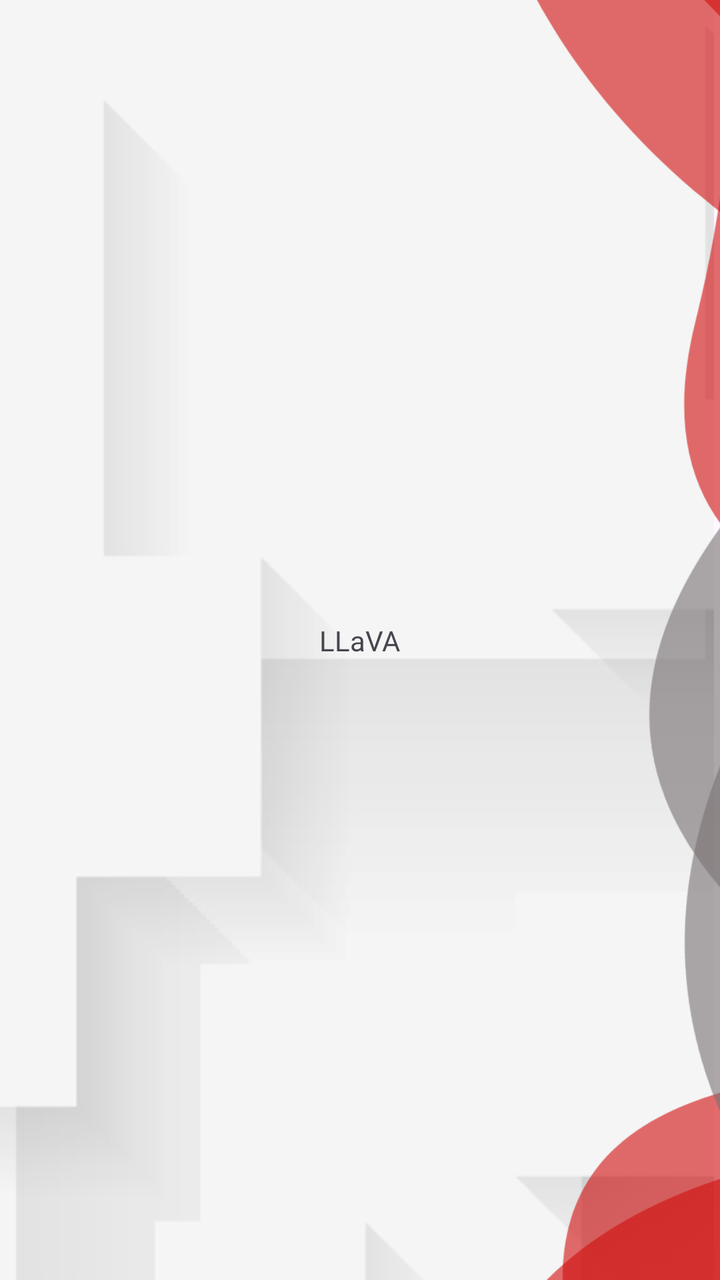
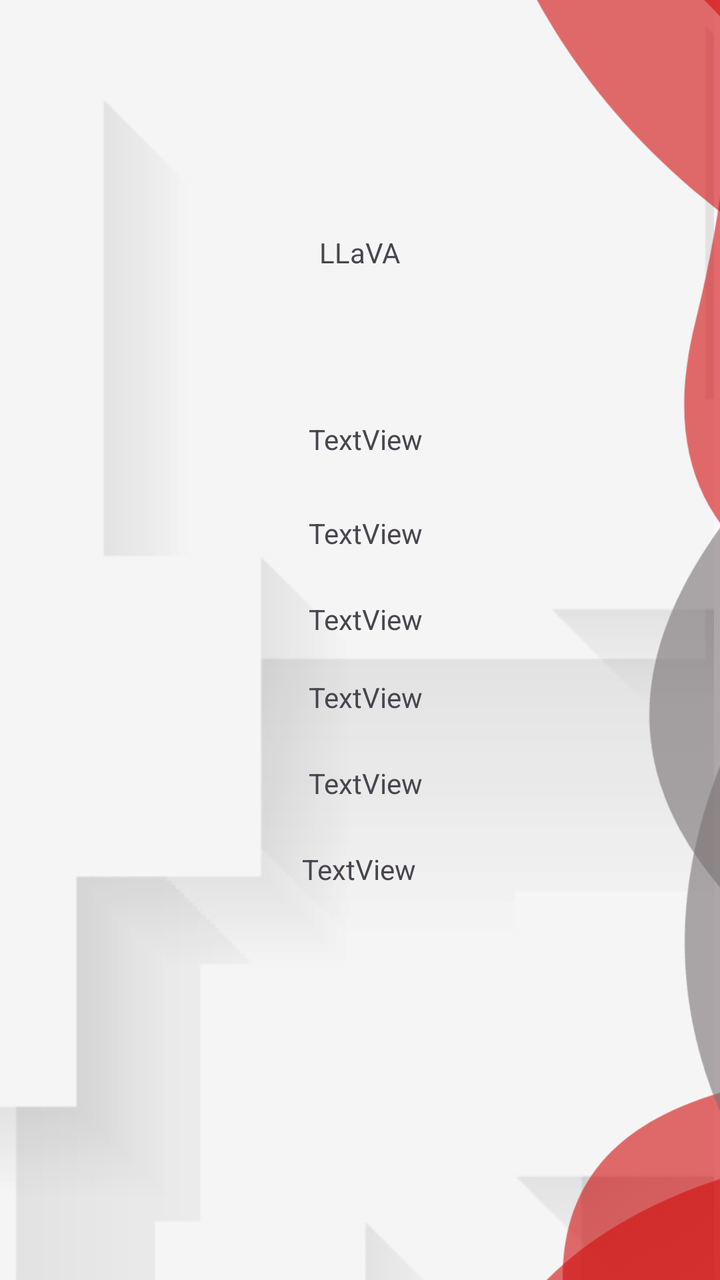

An Android layout rendered at two revisions. The XML below is the earlier revision; the diff shows what the commit changed to produce the second picture.
<!-- AndroidManifest.xml: application theme Theme.TrafficSceneAnalyser -->
<!-- res/layout/activity_model_list.xml -->
<?xml version="1.0" encoding="utf-8"?>
<androidx.constraintlayout.widget.ConstraintLayout xmlns:android="http://schemas.android.com/apk/res/android"
    xmlns:app="http://schemas.android.com/apk/res-auto"
    xmlns:tools="http://schemas.android.com/tools"
    android:id="@+id/main"
    android:layout_width="match_parent"
    android:layout_height="match_parent"
    tools:context=".ModelListActivity">

    <ImageView
        android:id="@+id/backg"
        android:layout_width="904dp"
        android:layout_height="897dp"
        app:layout_constraintBottom_toBottomOf="parent"
        app:layout_constraintEnd_toEndOf="parent"
        app:layout_constraintHorizontal_bias="1.0"
        app:layout_constraintStart_toStartOf="parent"
        app:layout_constraintTop_toTopOf="parent"
        app:layout_constraintVertical_bias="0.12"
        app:srcCompat="@drawable/background" />

    <ImageView
        android:id="@+id/imageView5"
        android:layout_width="484dp"
        android:layout_height="773dp"
        app:layout_constraintBottom_toBottomOf="parent"
        app:layout_constraintEnd_toEndOf="parent"
        app:layout_constraintHorizontal_bias="0.643"
        app:layout_constraintStart_toStartOf="parent"
        app:layout_constraintTop_toTopOf="parent"
        app:srcCompat="@drawable/perfectlayout2" />

    <TextView
        android:id="@+id/LLaVATextView"
        android:layout_width="wrap_content"
        android:layout_height="wrap_content"
        android:text="LLaVA"
        app:layout_constraintBottom_toBottomOf="parent"
        app:layout_constraintEnd_toEndOf="parent"
        app:layout_constraintStart_toStartOf="parent"
        app:layout_constraintTop_toTopOf="parent" />

</androidx.constraintlayout.widget.ConstraintLayout>
<!-- resources referenced by this layout -->
<resources>
  <!-- drawable background: png bitmap (drawable-hdpi, 37305 bytes) -->
  <!-- drawable perfectlayout2: png bitmap (drawable-hdpi, 51025 bytes) -->
  <style name="Theme.TrafficSceneAnalyser" parent="Base.Theme.TrafficSceneAnalyser" />
  <style name="Base.Theme.TrafficSceneAnalyser" parent="Theme.Material3.DayNight.NoActionBar">
          
          
      </style>
</resources>

<!-- the commit's change to res/layout/activity_model_list.xml (unified diff, before → after) -->
@@ -35,9 +35,76 @@
         android:layout_width="wrap_content"
         android:layout_height="wrap_content"
         android:text="LLaVA"
+        app:layout_constraintBottom_toTopOf="@+id/CLAUDETextView"
+        app:layout_constraintEnd_toEndOf="parent"
+        app:layout_constraintStart_toStartOf="parent"
+        app:layout_constraintTop_toTopOf="parent"
+        app:layout_constraintVertical_bias="0.611" />
+
+    <TextView
+        android:id="@+id/CLAUDETextView"
+        android:layout_width="wrap_content"
+        android:layout_height="wrap_content"
+        android:layout_marginBottom="28dp"
+        android:text="TextView"
+        app:layout_constraintBottom_toTopOf="@+id/Gpt4oTextView"
+        app:layout_constraintEnd_toEndOf="parent"
+        app:layout_constraintHorizontal_bias="0.509"
+        app:layout_constraintStart_toStartOf="parent" />
+
+    <TextView
+        android:id="@+id/Gpt4oTextView"
+        android:layout_width="wrap_content"
+        android:layout_height="wrap_content"
+        android:layout_marginBottom="24dp"
+        android:text="TextView"
+        app:layout_constraintBottom_toTopOf="@+id/FireLLaVATextView"
+        app:layout_constraintEnd_toEndOf="parent"
+        app:layout_constraintHorizontal_bias="0.509"
+        app:layout_constraintStart_toStartOf="parent" />
+
+    <TextView
+        android:id="@+id/FireLLaVATextView"
+        android:layout_width="wrap_content"
+        android:layout_height="wrap_content"
+        android:layout_marginBottom="20dp"
+        android:text="TextView"
+        app:layout_constraintBottom_toTopOf="@+id/GeminiPro1.5TextView"
+        app:layout_constraintEnd_toEndOf="parent"
+        app:layout_constraintHorizontal_bias="0.509"
+        app:layout_constraintStart_toStartOf="parent" />
+
+    <TextView
+        android:id="@+id/GeminiPro1.5TextView"
+        android:layout_width="wrap_content"
+        android:layout_height="wrap_content"
+        android:layout_marginBottom="24dp"
+        android:text="TextView"
+        app:layout_constraintBottom_toTopOf="@+id/GeminiProVision1.0TextView"
+        app:layout_constraintEnd_toEndOf="parent"
+        app:layout_constraintHorizontal_bias="0.509"
+        app:layout_constraintStart_toStartOf="parent" />
+
+    <TextView
+        android:id="@+id/GeminiProVision1.0TextView"
+        android:layout_width="wrap_content"
+        android:layout_height="wrap_content"
+        android:layout_marginBottom="24dp"
+        android:text="TextView"
+        app:layout_constraintBottom_toTopOf="@+id/GeminiFlash1.5TextView"
+        app:layout_constraintEnd_toEndOf="parent"
+        app:layout_constraintHorizontal_bias="0.509"
+        app:layout_constraintStart_toStartOf="parent" />
+
+    <TextView
+        android:id="@+id/GeminiFlash1.5TextView"
+        android:layout_width="wrap_content"
+        android:layout_height="wrap_content"
+        android:layout_marginBottom="196dp"
+        android:text="TextView"
         app:layout_constraintBottom_toBottomOf="parent"
         app:layout_constraintEnd_toEndOf="parent"
-        app:layout_constraintStart_toStartOf="parent"
-        app:layout_constraintTop_toTopOf="parent" />
+        app:layout_constraintHorizontal_bias="0.498"
+        app:layout_constraintStart_toStartOf="parent" />
 
 </androidx.constraintlayout.widget.ConstraintLayout>
